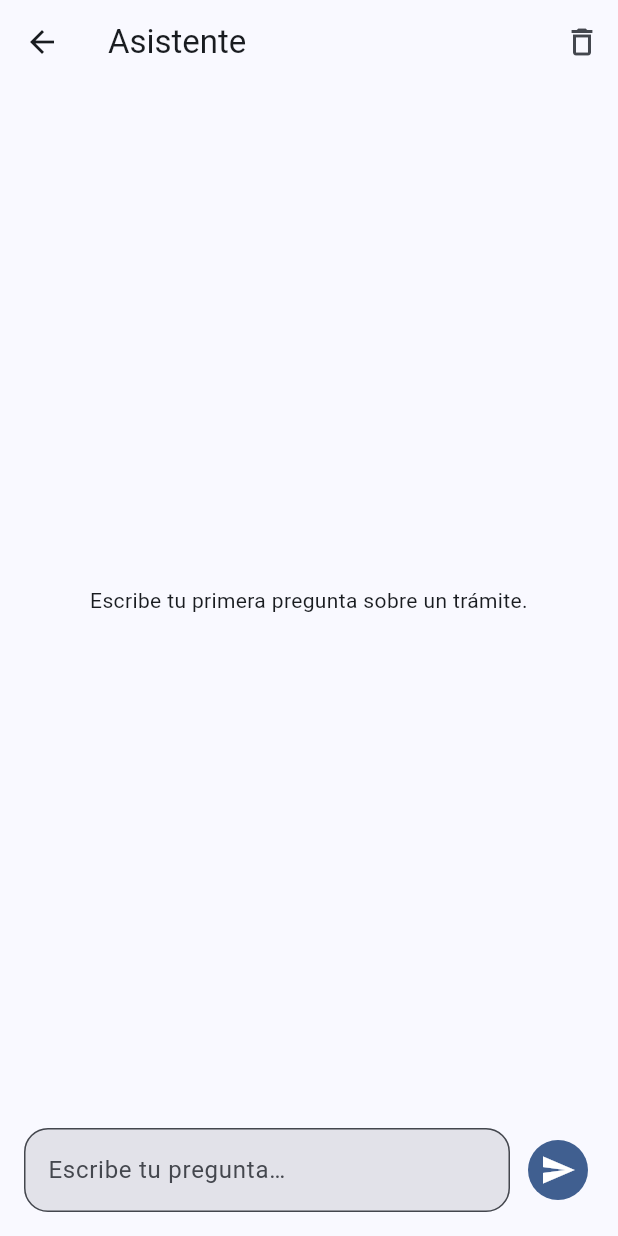
After one commit to MateoGFs/unitramite, a Flutter app: the AssistantScreen screen opened directly, after a tap on the "send" icon, on a phone screen of 412 x 824 dp. The commit adds this screen. Run offline on Flutter 3.47's test engine with Material 3 defaults, Android fonts, the phone set to English and light mode, and no system bars.

Commit message:
Pantalla del asistente con provider y servicio simulado

```diff
--- /dev/null
+++ b/app/lib/models/chat_message.dart
@@ -0,0 +1,21 @@
+import 'source_ref.dart';
+
+enum MessageRole { user, assistant }
+
+/// normal: respuesta con respaldo. notFound: sin información en los
+/// documentos. error: falló la comunicación o el procesamiento.
+enum MessageStatus { normal, notFound, error }
+
+class ChatMessage {
+  const ChatMessage({
+    required this.text,
+    required this.role,
+    this.sources = const [],
+    this.status = MessageStatus.normal,
+  });
+
+  final String text;
+  final MessageRole role;
+  final List<SourceRef> sources;
+  final MessageStatus status;
+}
--- /dev/null
+++ b/app/lib/screens/assistant_screen.dart
@@ -0,0 +1,142 @@
+import 'package:flutter/material.dart';
+import 'package:provider/provider.dart';
+
+import '../providers/chat_provider.dart';
+import '../widgets/loading_bubble.dart';
+import '../widgets/message_bubble.dart';
+
+class AssistantScreen extends StatefulWidget {
+  const AssistantScreen({super.key, this.initialQuestion});
+
+  /// Pregunta escrita en la pantalla de inicio (se envía al abrir).
+  final String? initialQuestion;
+
+  @override
+  State<AssistantScreen> createState() => _AssistantScreenState();
+}
+
+class _AssistantScreenState extends State<AssistantScreen> {
+  final TextEditingController _controller = TextEditingController();
+  final ScrollController _scrollController = ScrollController();
+  final FocusNode _focusNode = FocusNode();
+
+  @override
+  void initState() {
+    super.initState();
+    final question = widget.initialQuestion;
+    if (question != null && question.trim().isNotEmpty) {
+      WidgetsBinding.instance.addPostFrameCallback((_) {
+        if (mounted) context.read<ChatProvider>().sendQuestion(question);
+      });
+    }
+  }
+
+  @override
+  void dispose() {
+    _controller.dispose();
+    _scrollController.dispose();
+    _focusNode.dispose();
+    super.dispose();
+  }
+
+  void _submit() {
+    final chat = context.read<ChatProvider>();
+    final text = _controller.text.trim();
+    if (text.isEmpty || chat.isLoading) return;
+    _controller.clear();
+    chat.sendQuestion(text);
+    _focusNode.requestFocus();
+  }
+
+  void _scrollToBottom() {
+    if (!_scrollController.hasClients) return;
+    _scrollController.animateTo(
+      _scrollController.position.maxScrollExtent,
+      duration: const Duration(milliseconds: 250),
+      curve: Curves.easeOut,
+    );
+  }
+
+  @override
+  Widget build(BuildContext context) {
+    return Consumer<ChatProvider>(
+      builder: (context, chat, _) {
+        WidgetsBinding.instance.addPostFrameCallback((_) => _scrollToBottom());
+
+        final messages = chat.messages;
+        final itemCount = messages.length + (chat.isLoading ? 1 : 0);
+
+        return Scaffold(
+          appBar: AppBar(
+            title: const Text('Asistente'),
+            actions: [
+              IconButton(
+                icon: const Icon(Icons.delete_outline),
+                tooltip: 'Nueva conversación',
+                onPressed: chat.isLoading ? null : chat.clear,
+              ),
+            ],
+          ),
+          body: SafeArea(
+            child: Center(
+              child: ConstrainedBox(
+                constraints: const BoxConstraints(maxWidth: 700),
+                child: Column(
+                  children: [
+                    Expanded(
+                      child: itemCount == 0
+                          ? const Center(
+                              child: Padding(
+                                padding: EdgeInsets.all(24),
+                                child: Text(
+                                  'Escribe tu primera pregunta sobre un trámite.',
+                                  textAlign: TextAlign.center,
+                                ),
+                              ),
+                            )
+                          : ListView.builder(
+                              controller: _scrollController,
+                              padding: const EdgeInsets.all(16),
+                              itemCount: itemCount,
+                              itemBuilder: (context, index) {
+                                if (index == messages.length) {
+                                  return const LoadingBubble();
+                                }
+                                return MessageBubble(message: messages[index]);
+                              },
+                            ),
+                    ),
+                    Padding(
+                      padding: const EdgeInsets.fromLTRB(16, 8, 16, 16),
+                      child: Row(
+                        children: [
+                          Expanded(
+                            child: TextField(
+                              controller: _controller,
+                              focusNode: _focusNode,
+                              textInputAction: TextInputAction.send,
+                              onSubmitted: (_) => _submit(),
+                              decoration: const InputDecoration(
+                                hintText: 'Escribe tu pregunta…',
+                              ),
+                            ),
+                          ),
+                          const SizedBox(width: 8),
+                          IconButton.filled(
+                            icon: const Icon(Icons.send),
+                            tooltip: 'Enviar',
+                            onPressed: chat.isLoading ? null : _submit,
+                          ),
+                        ],
+                      ),
+                    ),
+                  ],
+                ),
+              ),
+            ),
+          ),
+        );
+      },
+    );
+  }
+}
--- /dev/null
+++ b/app/lib/services/assistant_service.dart
@@ -0,0 +1,15 @@
+import '../models/assistant_answer.dart';
+
+abstract class AssistantService {
+  Future<AssistantAnswer> ask(String question);
+}
+
+/// Error esperado con un mensaje que se puede mostrar al usuario.
+class AssistantException implements Exception {
+  const AssistantException(this.message);
+
+  final String message;
+
+  @override
+  String toString() => message;
+}
```
Also changed, not shown: app/lib/main.dart (+10 -1 lines), app/lib/models/assistant_answer.dart (added, +16 -0 lines), app/lib/models/source_ref.dart (added, +16 -0 lines), app/lib/providers/chat_provider.dart (added, +62 -0 lines), app/lib/screens/home_screen.dart (+12 -8 lines), app/lib/services/mock_assistant_service.dart (added, +38 -0 lines), app/lib/widgets/loading_bubble.dart (added, +35 -0 lines), app/lib/widgets/message_bubble.dart (added, +72 -0 lines).
